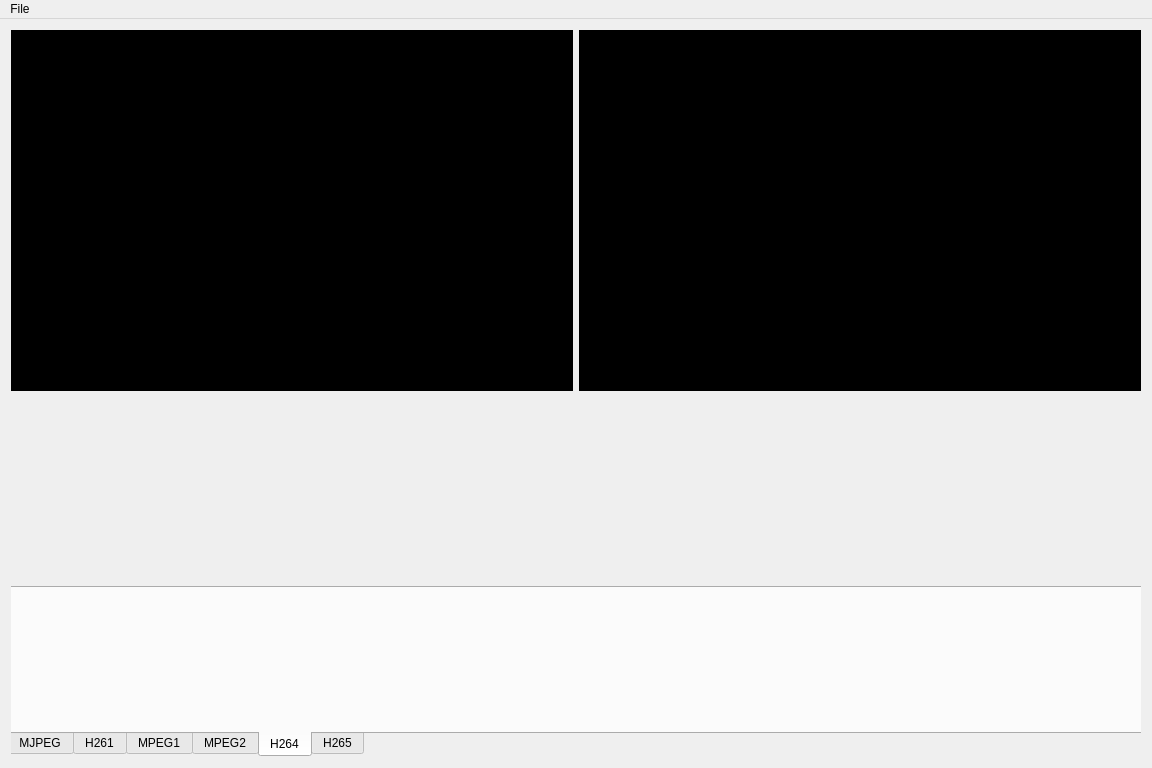
Before: the Qt Designer form codec-preview/codeccomparisonwindow.ui in pszopinski/codec-preview, drawn with Qt 5.
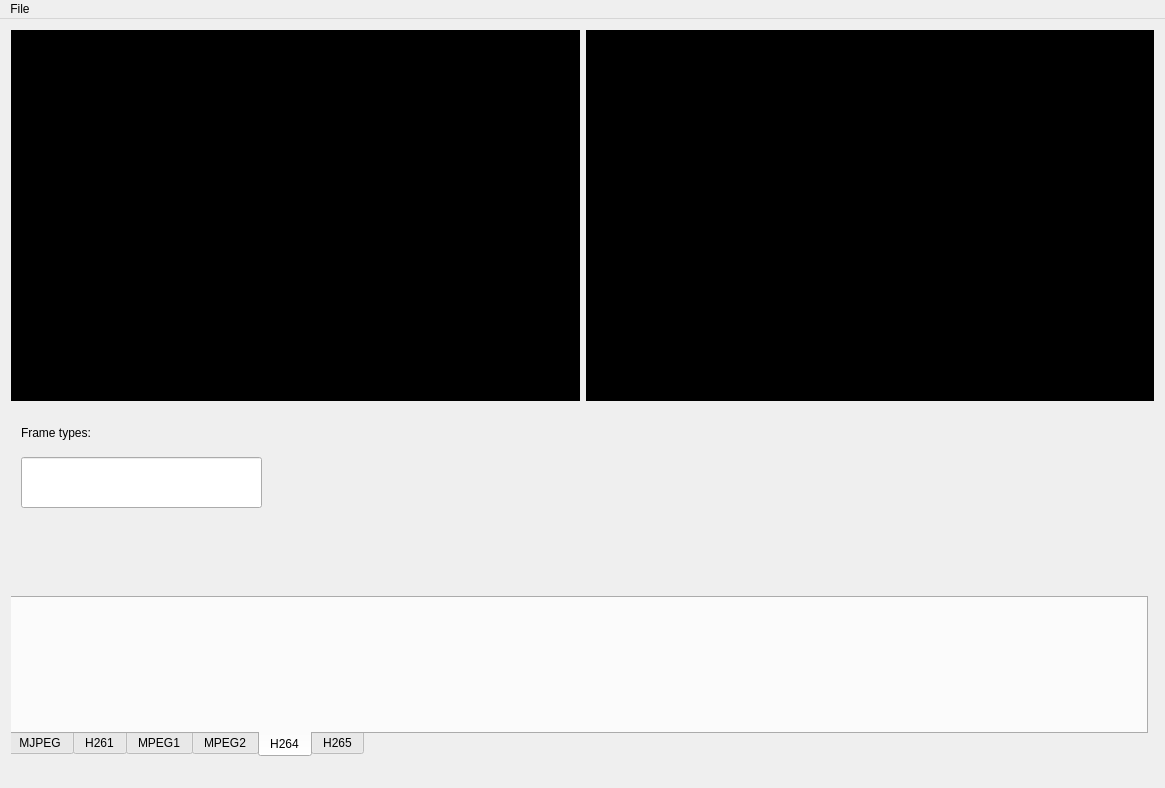
After: the same form once the commit is applied. The open tabs and pages were chosen to show the change. Custom widgets are drawn as their Qt base class.

The edit to the form file:
```diff
--- a/codec-preview/codeccomparisonwindow.ui
+++ b/codec-preview/codeccomparisonwindow.ui
@@ -6,8 +6,8 @@
    <rect>
     <x>0</x>
     <y>0</y>
-    <width>1152</width>
-    <height>768</height>
+    <width>1165</width>
+    <height>788</height>
    </rect>
   </property>
   <property name="windowTitle">
@@ -43,7 +43,7 @@
            <x>-4</x>
            <y>189</y>
            <width>1141</width>
-           <height>171</height>
+           <height>161</height>
           </rect>
          </property>
          <property name="tabPosition">
@@ -83,6 +83,29 @@
           </attribute>
          </widget>
         </widget>
+        <widget class="QLineEdit" name="frameTypes">
+         <property name="geometry">
+          <rect>
+           <x>10</x>
+           <y>50</y>
+           <width>241</width>
+           <height>51</height>
+          </rect>
+         </property>
+        </widget>
+        <widget class="QLabel" name="label">
+         <property name="geometry">
+          <rect>
+           <x>10</x>
+           <y>10</y>
+           <width>231</width>
+           <height>31</height>
+          </rect>
+         </property>
+         <property name="text">
+          <string>Frame types:</string>
+         </property>
+        </widget>
        </widget>
       </item>
      </layout>
@@ -94,8 +117,8 @@
     <rect>
      <x>0</x>
      <y>0</y>
-     <width>1152</width>
-     <height>21</height>
+     <width>1165</width>
+     <height>19</height>
     </rect>
    </property>
    <widget class="QMenu" name="menuFile">
```
Left out of the diff: 2 changed lines with no effect on the pictures.
